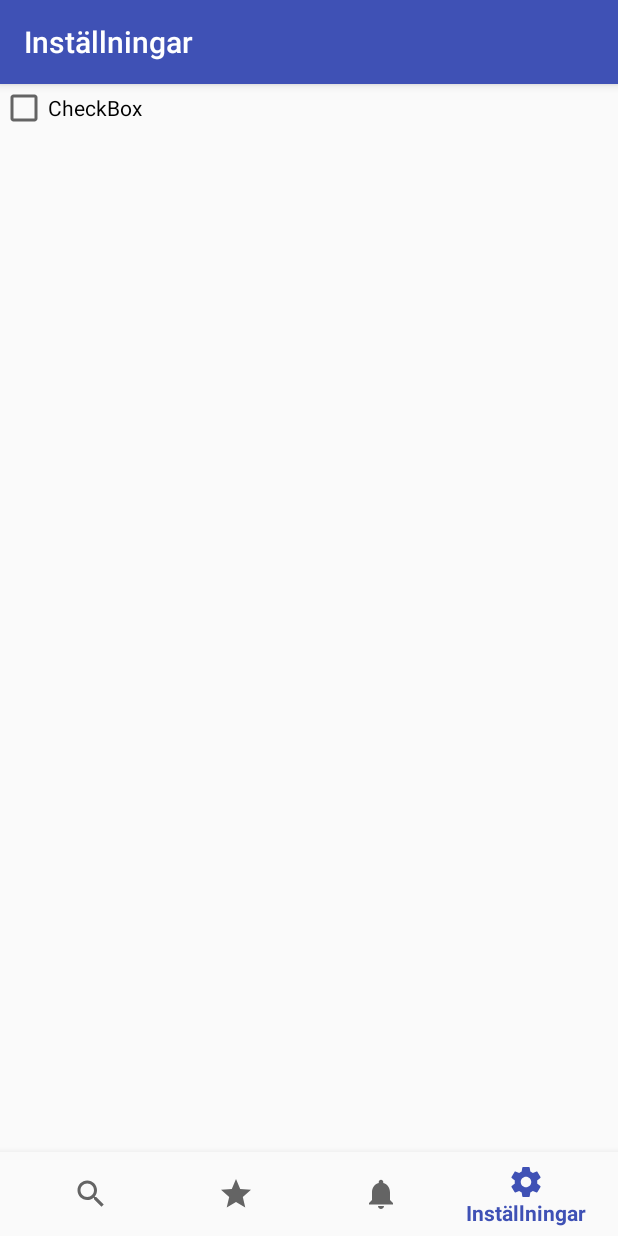
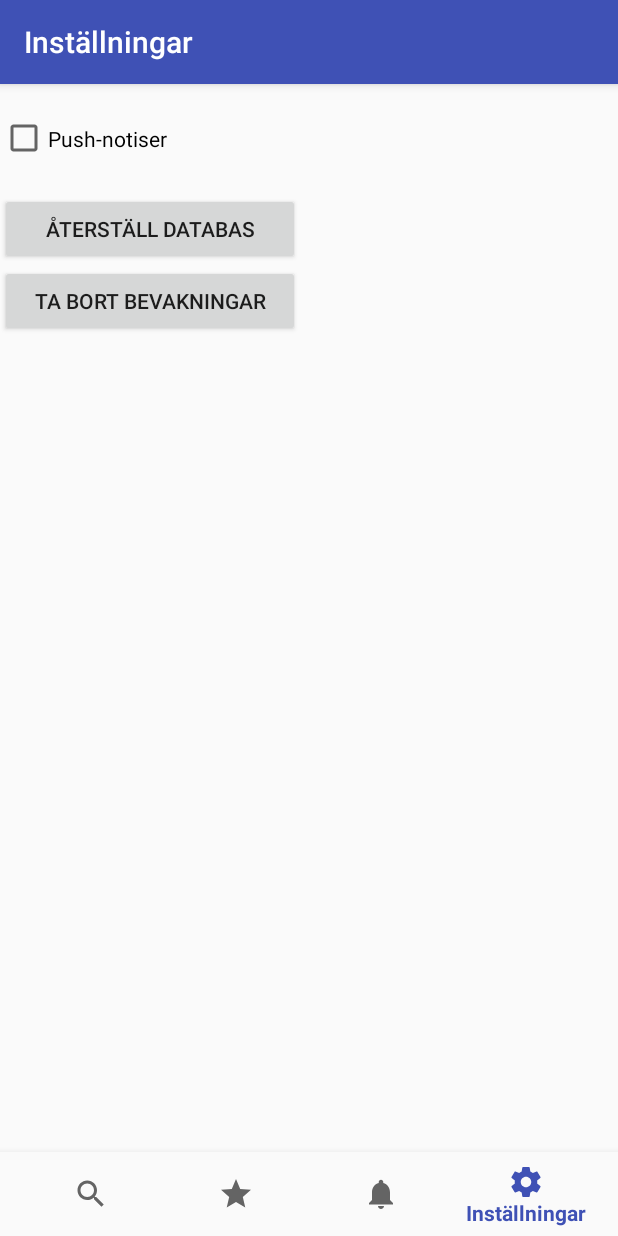
Before and after one commit to Yeetii/ProjektgruppLP4, an Android app: the SettingsActivity screen opened directly, with no data from a screen before it, on a phone screen of 412 x 824 dp. Run offline under Robolectric (Android 15) with nearby library versions, the phone set to English and light mode, and no system bars.

Commit message:
Settings MVC started

```diff
--- a/app/src/main/java/se/chalmers/projektgrupplp4/studentlivinggbg/MainActivityHelper.java
+++ b/app/src/main/java/se/chalmers/projektgrupplp4/studentlivinggbg/MainActivityHelper.java
@@ -8,7 +8,7 @@ import se.chalmers.projektgrupplp4.studentlivinggbg.backgroundtasks.AlarmTimeMan
 import se.chalmers.projektgrupplp4.studentlivinggbg.controller.SearchActivityController;
 import se.chalmers.projektgrupplp4.studentlivinggbg.model.accommodation.Accommodation;
 import se.chalmers.projektgrupplp4.studentlivinggbg.model.SearchHandler;
-import se.chalmers.projektgrupplp4.studentlivinggbg.model.Settings;
+import se.chalmers.projektgrupplp4.studentlivinggbg.model.SettingsModel;
 import se.chalmers.projektgrupplp4.studentlivinggbg.model.searchwatcher.SearchWatcherItem;
 import se.chalmers.projektgrupplp4.studentlivinggbg.model.searchwatcher.SearchWatcherModel;
 
@@ -27,7 +27,7 @@ public class MainActivityHelper {
 
     private MainActivityHelper(Context context) {
         new SearchHandler();
-        new Settings();
+        new SettingsModel();
         CreateDrawableHelper createDrawableHelper = new CreateDrawableHelper(context);
         ImageModel.<Drawable>getInstance().setHelper(createDrawableHelper);
         loadDatabase(context);
--- a/app/src/main/java/se/chalmers/projektgrupplp4/studentlivinggbg/activity/SettingsActivity.java
+++ b/app/src/main/java/se/chalmers/projektgrupplp4/studentlivinggbg/activity/SettingsActivity.java
@@ -3,19 +3,23 @@ package se.chalmers.projektgrupplp4.studentlivinggbg.activity;
 import android.os.Bundle;
 import android.support.design.widget.BottomNavigationView;
 import android.support.v7.app.AppCompatActivity;
+import android.support.v7.widget.SearchView;
+
 import se.chalmers.projektgrupplp4.studentlivinggbg.BottomNavigationListener;
 import se.chalmers.projektgrupplp4.studentlivinggbg.R;
+import se.chalmers.projektgrupplp4.studentlivinggbg.controller.SearchActivityController;
+import se.chalmers.projektgrupplp4.studentlivinggbg.controller.SettingsController;
+import se.chalmers.projektgrupplp4.studentlivinggbg.view.SearchActivityView;
+import se.chalmers.projektgrupplp4.studentlivinggbg.view.SettingsView;
 
 public class SettingsActivity extends AppCompatActivity {
 
     @Override
     protected void onCreate(Bundle savedInstanceState) {
         super.onCreate(savedInstanceState);
-        setContentView(R.layout.activity_settings);
+        SettingsView settingsView = new SettingsView(this);
+        new SettingsController(this, settingsView);
 
-        BottomNavigationView navigation = (BottomNavigationView) findViewById(R.id.navigation);
-        navigation.setOnNavigationItemSelectedListener(BottomNavigationListener.getInstance());
-        navigation.setSelectedItemId(R.id.navigation_settings);
     }
 
 }
--- /dev/null
+++ b/app/src/main/java/se/chalmers/projektgrupplp4/studentlivinggbg/controller/SettingsController.java
@@ -0,0 +1,60 @@
+package se.chalmers.projektgrupplp4.studentlivinggbg.controller;
+
+import android.app.Activity;
+import android.media.audiofx.BassBoost;
+import android.support.design.widget.BottomNavigationView;
+import android.widget.Button;
+import android.widget.CheckBox;
+import android.widget.CompoundButton;
+import android.widget.ImageButton;
+import android.widget.SearchView;
+
+import se.chalmers.projektgrupplp4.studentlivinggbg.AccommodationRecyclerViewAdapter;
+import se.chalmers.projektgrupplp4.studentlivinggbg.BottomNavigationListener;
+import se.chalmers.projektgrupplp4.studentlivinggbg.R;
+import se.chalmers.projektgrupplp4.studentlivinggbg.RecyclerViewHelper;
+import se.chalmers.projektgrupplp4.studentlivinggbg.model.SettingsModel;
+import se.chalmers.projektgrupplp4.studentlivinggbg.view.SearchActivityView;
+import se.chalmers.projektgrupplp4.studentlivinggbg.view.SettingsView;
+
+/**
+ * Created by Jonathan on 17/05/2017.
+ */
+
+public class SettingsController {
+
+    private static SettingsController controller;
+
+    private Activity activity;
+    private SettingsView view;
+    private SettingsModel model;
+
+    private CheckBox pushNotifications;
+    private Button resetDatebase;
+    private Button clearSearchWatchers;
+
+    public SettingsController(Activity activity, SettingsView view) {
+        this.activity = activity;
+        this.view = view;
+        this.model = new SettingsModel();
+        controller = this;
+        initListeners();
+    }
+
+    private void initListeners() {
+        BottomNavigationView navigation = (BottomNavigationView) activity.findViewById(R.id.navigation);
+        navigation.setOnNavigationItemSelectedListener(BottomNavigationListener.getInstance());
+        pushNotifications = (CheckBox) activity.findViewById(R.id.pushNotifications);
+        pushNotifications.setOnCheckedChangeListener(new CompoundButton.OnCheckedChangeListener() {
+            @Override
+            public void onCheckedChanged(CompoundButton buttonView, boolean isChecked) {
+                if (isChecked) {
+                    //TODO activate push notifications
+                } else {
+                    //TODO disable push notifications
+                }
+            }
+        });
+
+    }
+}
--- a/app/src/main/java/se/chalmers/projektgrupplp4/studentlivinggbg/model/Settings.java
+++ /dev/null
@@ -1,4 +0,0 @@
-package se.chalmers.projektgrupplp4.studentlivinggbg.model;
-
-public class Settings {
-}
--- /dev/null
+++ b/app/src/main/java/se/chalmers/projektgrupplp4/studentlivinggbg/model/SettingsModel.java
@@ -0,0 +1,5 @@
+package se.chalmers.projektgrupplp4.studentlivinggbg.model;
+
+public class SettingsModel {
+    private static boolean pushNotificationsEnabled;
+}
--- /dev/null
+++ b/app/src/main/java/se/chalmers/projektgrupplp4/studentlivinggbg/view/SettingsView.java
@@ -0,0 +1,30 @@
+package se.chalmers.projektgrupplp4.studentlivinggbg.view;
+
+import android.app.Activity;
+import android.support.design.widget.BottomNavigationView;
+import android.widget.CheckBox;
+
+import se.chalmers.projektgrupplp4.studentlivinggbg.R;
+
+/**
+ * Created by Jonathan on 17/05/2017.
+ */
+
+public class SettingsView {
+
+    private Activity activity;
+    private CheckBox pushNotifications;
+
+    public SettingsView (Activity activity) {
+        this.activity = activity;
+        activity.setContentView(R.layout.activity_settings);
+        setSelectedNavigationItem();
+    }
+
+    private void setSelectedNavigationItem () {
+        BottomNavigationView navigation = (BottomNavigationView) activity.findViewById(R.id.navigation);
+        navigation.setSelectedItemId(R.id.navigation_settings);
+    }
+
+
+}
--- a/app/src/main/res/layout/activity_settings.xml
+++ b/app/src/main/res/layout/activity_settings.xml
@@ -14,11 +14,33 @@
         android:layout_height="0dp"
         android:layout_weight="1">
 
-        <CheckBox
-            android:id="@+id/checkBox"
-            android:layout_width="wrap_content"
-            android:layout_height="wrap_content"
-            android:text="CheckBox" />
+        <LinearLayout
+            android:layout_width="match_parent"
+            android:layout_height="match_parent"
+            android:orientation="vertical"
+            android:weightSum="1">
+
+            <CheckBox
+                android:id="@+id/pushNotifications"
+                android:layout_width="200dp"
+                android:layout_height="wrap_content"
+                android:layout_weight="0.07"
+                android:text="Push-notiser" />
+
+            <Button
+                android:id="@+id/resetDatabase"
+                android:layout_width="200dp"
+                android:layout_height="wrap_content"
+                android:text="Återställ databas" />
+
+            <Button
+                android:id="@+id/removeSearchWatchers"
+                android:layout_width="200dp"
+                android:layout_height="wrap_content"
+                android:elevation="0dp"
+                android:text="Ta bort bevakningar" />
+
+        </LinearLayout>
 
     </FrameLayout>
 
```
